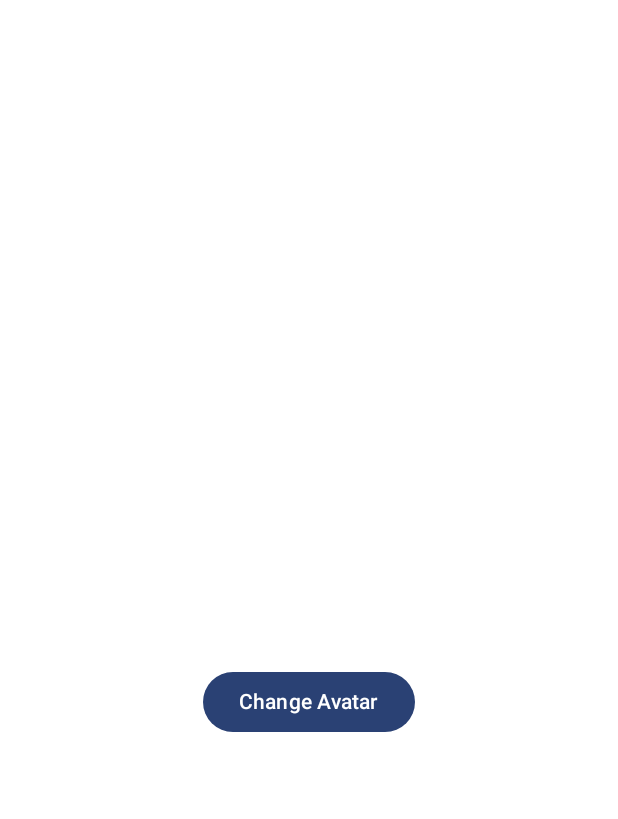
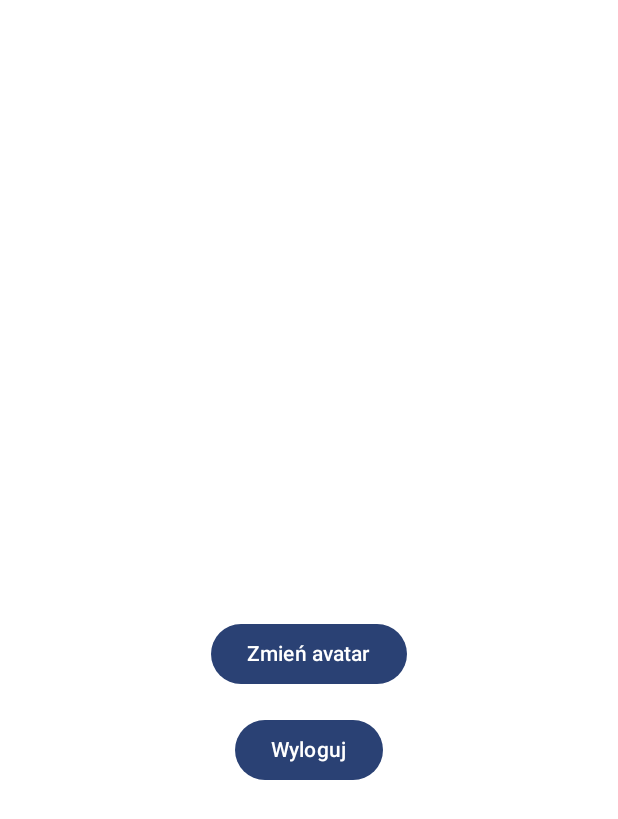
Before and after one commit to study-sorter/study-sorter, an Android app built with Jetpack Compose: the composable ProfileScreen shown on its own in the app's theme, on a phone screen of 412 x 824 dp. Shown: the top 819 px of the screen. Run offline under Robolectric (Android 15) with nearby library versions, the light colour scheme and no system bars; our stand-ins replace Firebase (no records; nobody signed in at launch, a user with empty details on screens opened directly).

Commit message:
dorobienie wylogowania

```diff
--- a/app/src/main/java/com/example/studysorter/navigation/NavGraph.kt
+++ b/app/src/main/java/com/example/studysorter/navigation/NavGraph.kt
@@ -41,5 +41,6 @@ fun SetUpNavGraph(
             DetailScreen(subjectId, navController)
         }
 
+
     }
 }
--- a/app/src/main/java/com/example/studysorter/screens/ProfileScreen.kt
+++ b/app/src/main/java/com/example/studysorter/screens/ProfileScreen.kt
@@ -20,6 +20,18 @@ import com.google.firebase.ktx.Firebase
 import com.google.firebase.storage.ktx.storage
 import androidx.compose.foundation.Image
 import androidx.compose.foundation.background
+import androidx.compose.ui.platform.LocalContext
+import androidx.compose.ui.unit.*
+import androidx.compose.material3.*
+import androidx.compose.foundation.text.KeyboardOptions
+import androidx.compose.material.icons.Icons
+import androidx.compose.material.icons.outlined.*
+import androidx.compose.material3.Surface
+import androidx.compose.runtime.Composable
+import androidx.compose.runtime.mutableStateOf
+import androidx.compose.runtime.remember
+import androidx.compose.ui.text.input.*
+import com.example.studysorter.Logowanie
 
 
 @Composable
@@ -82,7 +94,16 @@ fun ProfileScreen() {
             intent.type = "image/*"
             launcher.launch(intent)
         }) {
-            Text("Change Avatar")
+            Text("Zmień avatar")
         }
+        Spacer(modifier = Modifier.height(16.dp))
+        val context = LocalContext.current
+        Button(onClick = {
+            val intent = Intent(context, Logowanie::class.java)
+            context.startActivity(intent)
+        }) {
+            Text("Wyloguj")
+        }
+
     }
 }
```
Also changed, not shown: app/src/main/java/com/example/studysorter/screens/DetailScreen.kt (+13 -10 lines).
